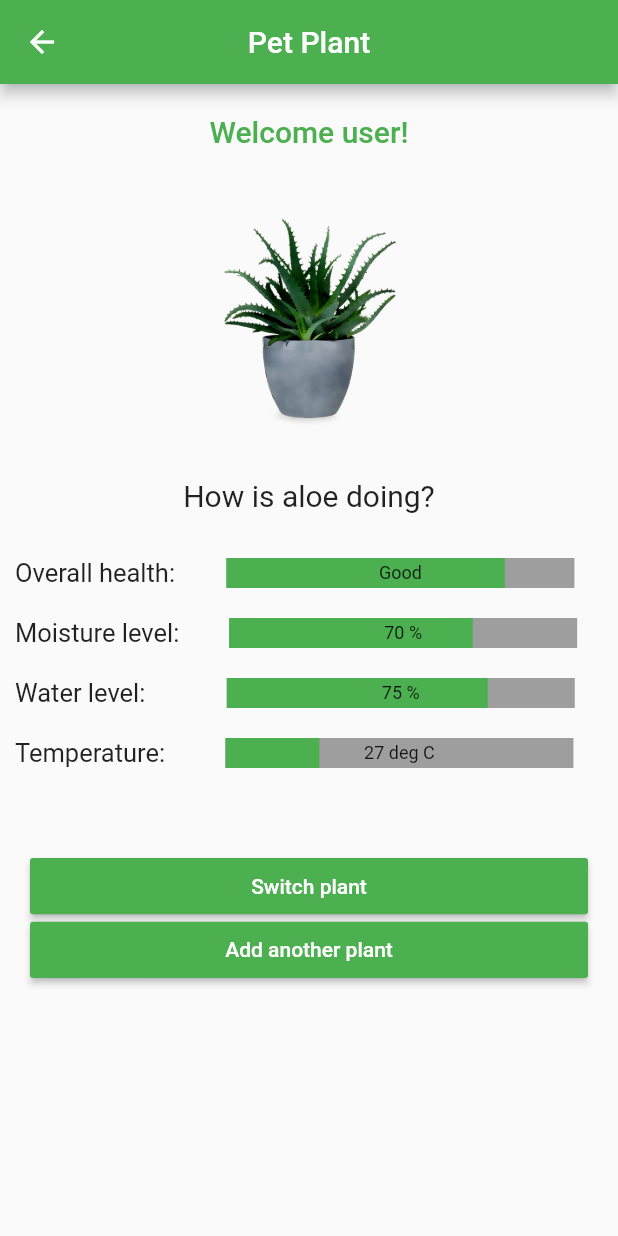
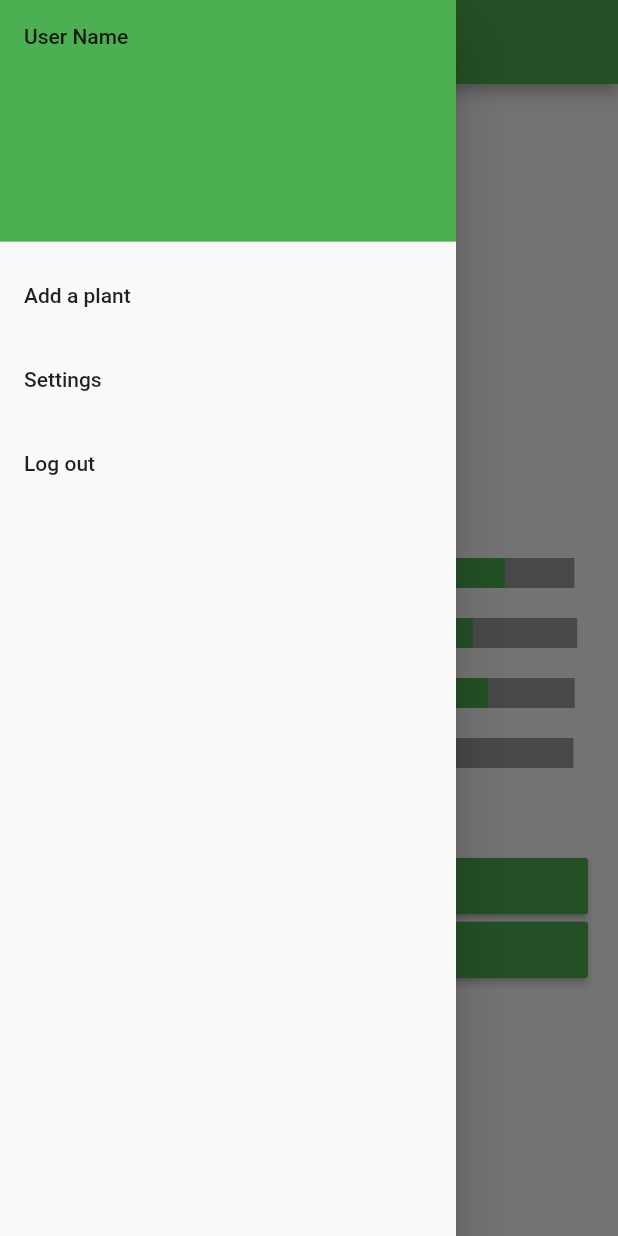
Before and after one commit to ygombo/PetPlantApp, a Flutter app: the Home screen opened directly, with the side drawer open (before the commit the screen has no drawer), on a phone screen of 412 x 824 dp. Run offline on Flutter 3.47's test engine with Material 2 defaults, Android fonts, the phone set to English and light mode, and no system bars; drawn by our look-alikes of percent_indicator.

Commit message:
Add drawer to enable drop down menu on home screen.

```diff
--- a/lib/home.dart
+++ b/lib/home.dart
@@ -2,6 +2,7 @@
 
 import 'package:flutter/material.dart';
 import 'package:percent_indicator/linear_percent_indicator.dart';
+import 'package:petplant/login.dart';
 
 class Home extends StatelessWidget {
 
@@ -130,11 +131,58 @@ class Home extends StatelessWidget {
                     child: RaisedButton(
                       textColor: Colors.white,
                       color: Colors.green,
-                      child: Text('Add another plant'),
+                      child: Text('Add a plant'),
                       onPressed: () {
                       },
-                    )),
+                    )
+                ),
               ],
-            )));
+            )
+        ),
+
+        // Create Drawer here for the drop down menu//*******
+        drawer: Drawer(
+          child: ListView(
+            // Important: Remove any padding from the ListView.
+              padding: EdgeInsets.zero,
+              children: <Widget>[
+                DrawerHeader(
+                  child: Text('User Name'),
+                  decoration: BoxDecoration(
+                  color: Colors.green,),
+                ),
+                ListTile(
+                  title: Text('Add a plant'),
+                  onTap: () {
+                    // Update the state of the app
+                    // ...
+                    // Then close the drawer
+                    Navigator.pop(context);
+                  },
+                ),
+                ListTile(
+                  title: Text('Settings'),
+                  onTap: () {
+                    // Update the state of the app
+                    // ...
+                    // Then close the drawer
+                    Navigator.pop(context);
+                  },
+                ),
+                ListTile(
+                  title: Text('Log out'),
+                  onTap: () {
+
+
+                    // ...
+                    // Then close the drawer
+                    Navigator.push(context,
+                    MaterialPageRoute(builder: (context) => Login()));
+                  },
+                ),
+              ]
+          ),
+        ),
+    );
   }
 }
```
